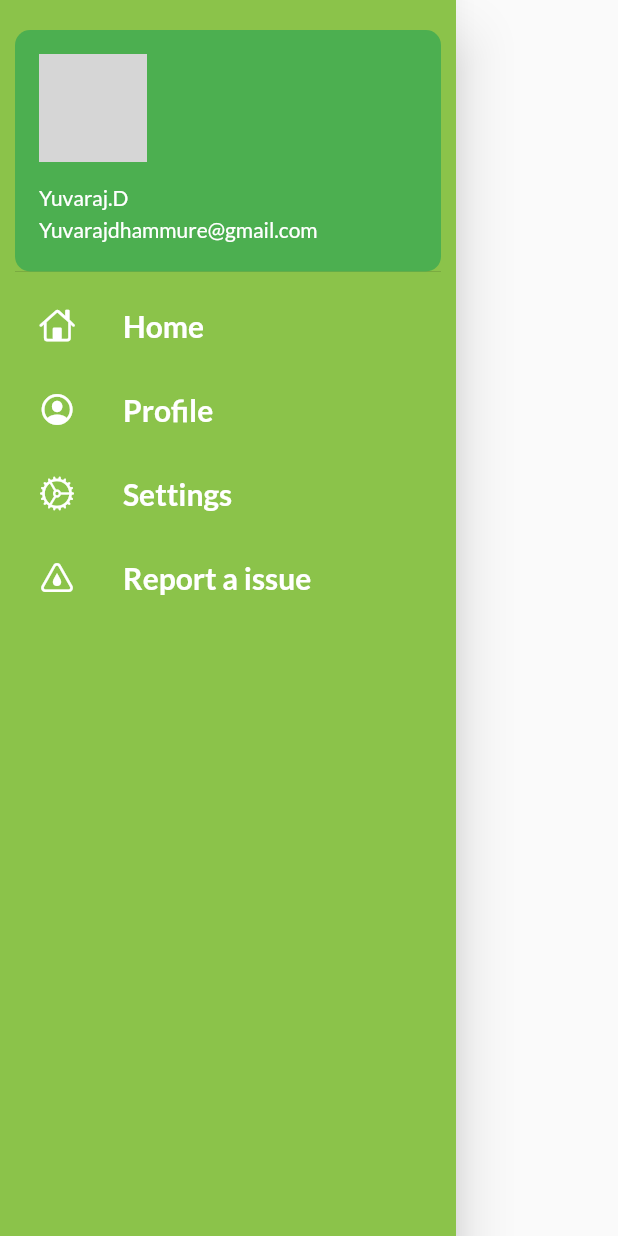
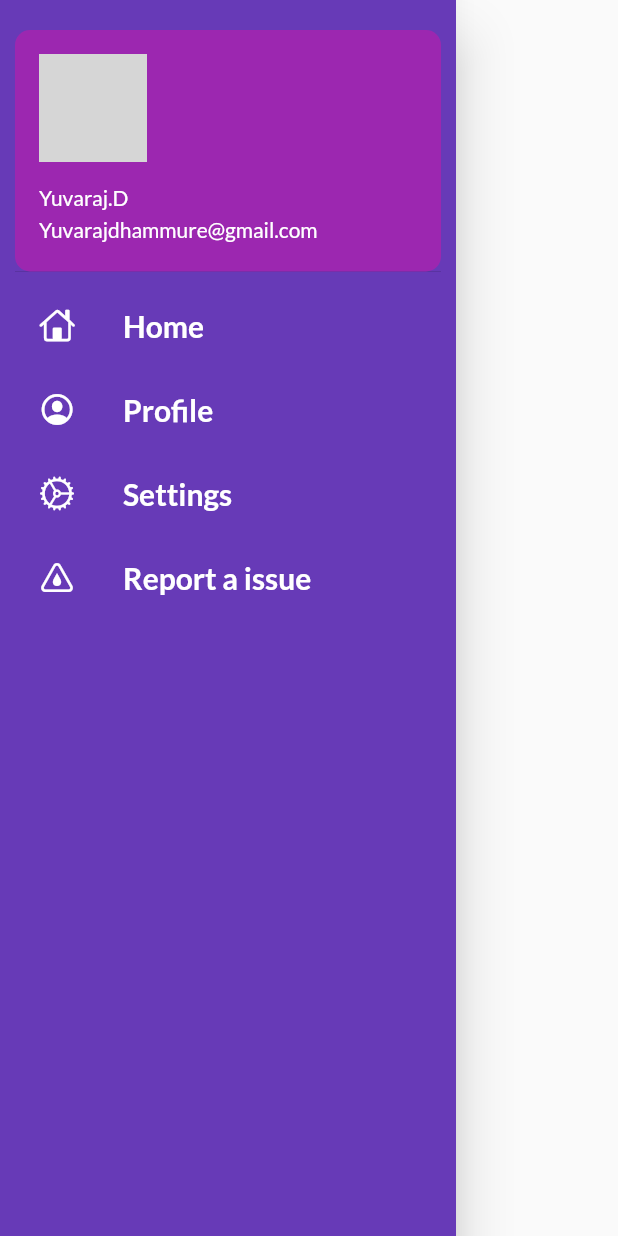
Before and after one commit to Sageyuva/2flutter, a Flutter app: the MyDrawer widget shown alone on an empty page, opened directly, on a phone screen of 412 x 824 dp. Run offline on Flutter 3.47's test engine with Material 2 defaults, Android fonts, the phone set to English and light mode, and no system bars; our stand-ins replace google_fonts; missing offline and left inert: dart:ffi; network calls fail; grey boxes are pictures that could not be loaded.

```diff
--- a/lib/home.dart
+++ b/lib/home.dart
@@ -12,10 +12,11 @@ class MyHome extends StatelessWidget {
 
     return Scaffold(
       appBar: AppBar(
+        elevation: 10.0,
         title: Text("Raizel"),
       ),
       body:HomeBody() ,
-      drawer: const MyDrawer(),
+      // drawer: const MyDrawer(),
     );
   }
 }
--- a/lib/widgets/drawer.dart
+++ b/lib/widgets/drawer.dart
@@ -14,13 +14,13 @@ const img="https://i.pinimg.com/474x/92/ec/b8/92ecb833159668dae82c4a8b7cbab3ec.j
       child: Container(
         padding: EdgeInsets.symmetric(vertical: 20, horizontal: 10),
 
-       color: Colors.lightGreen,
+       color: Colors.deepPurple,
         child: ListView(
           children: [
 
             UserAccountsDrawerHeader(
               decoration: BoxDecoration(borderRadius: BorderRadius.all(Radius.circular(10)),
-              color: Colors.green
+              color: Colors.purple
                ),
               currentAccountPicture: CircleAvatar(
                 backgroundImage: NetworkImage(img),
--- a/lib/widgets/theme.dart
+++ b/lib/widgets/theme.dart
@@ -5,18 +5,18 @@ import 'package:google_fonts/google_fonts.dart';
 
 class MyTheme {
   static ThemeData lightTheme(BuildContext context) => ThemeData(
-      primarySwatch: Colors.green,
+      primarySwatch: Colors.deepPurple,
       fontFamily: GoogleFonts.lato().fontFamily,
       appBarTheme: AppBarTheme(
         centerTitle: true,
         color: Colors.white,
         elevation: 0.0,
-        iconTheme: IconThemeData(color: Colors.green),
+        iconTheme: IconThemeData(color: Colors.deepPurple),
         titleTextStyle: TextStyle(
           fontStyle: GoogleFonts.lato().fontStyle,
           fontSize: 20,
           fontWeight: FontWeight.bold,
-          color: Colors.green
+          color: Colors.purple
         ),
       ));
 
```
Also changed, not shown: lib/widgets/body.dart (+69 -69 lines).
